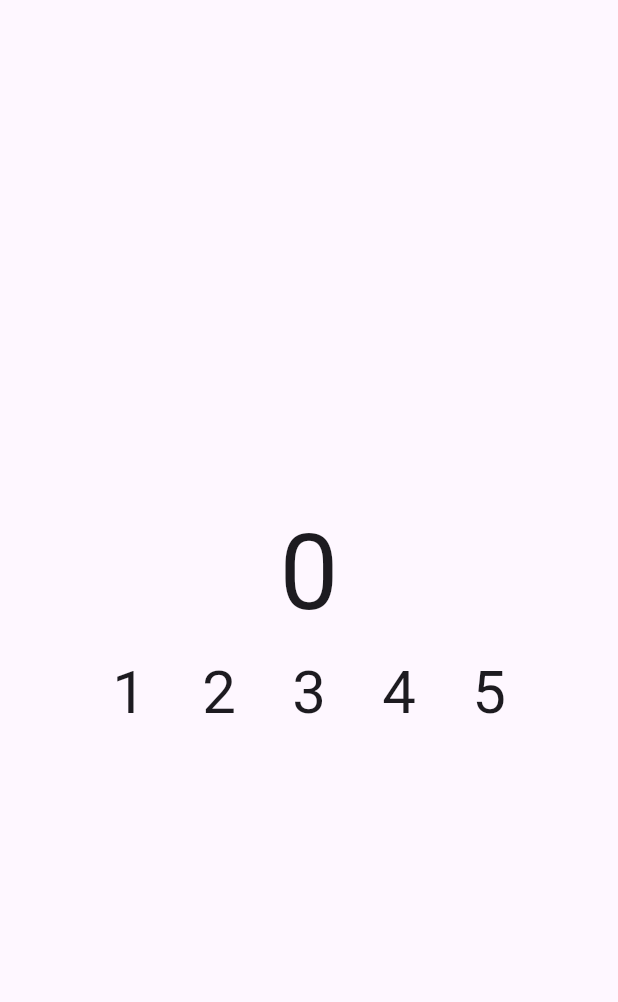
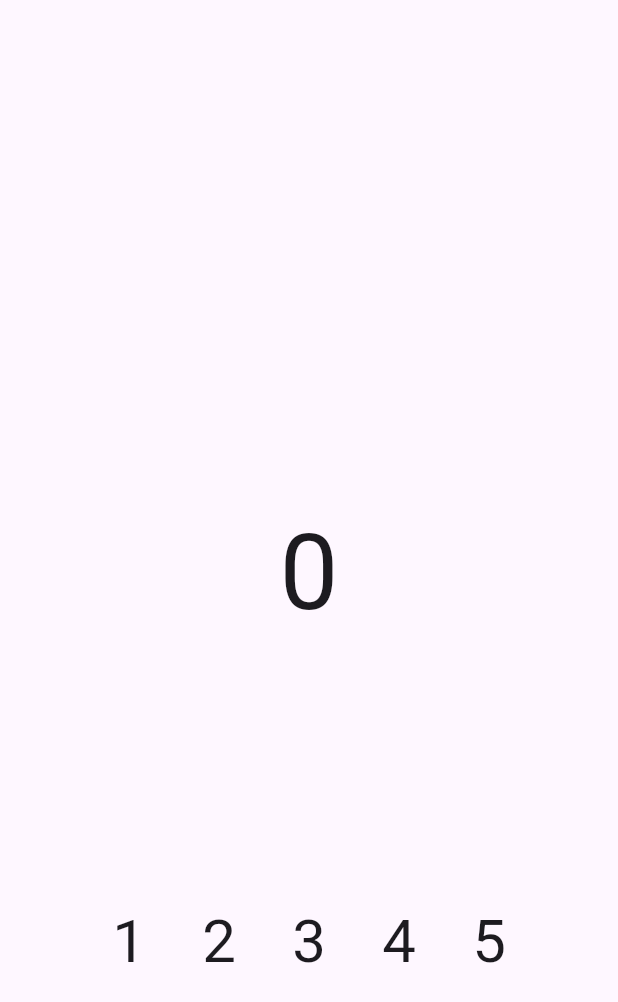
Before and after one commit to voronwa-tatyar/counter, a Flutter app: the screen it shows after launch, on a phone screen of 412 x 824 dp. Shown: the top 1002 px of the screen. Run offline on Flutter 3.47's test engine with Material 3 defaults, Android fonts, the phone set to English and light mode, and no system bars.

Commit message:
Adjust position of widgets

```diff
--- a/lib/s_counter.dart
+++ b/lib/s_counter.dart
@@ -31,8 +31,9 @@ class _CounterScreenState extends State<CounterScreen> {
           color: Colors.transparent,
           child: Center(
             child: Column(
-              mainAxisAlignment: MainAxisAlignment.center,
+              mainAxisAlignment: MainAxisAlignment.spaceEvenly,
               children: <Widget>[
+                Container(), // Empty Container to adjust position
                 CounterDisplay(counter: _counter),
                 InputPad(callback: _incrementCounter)
               ],
```
